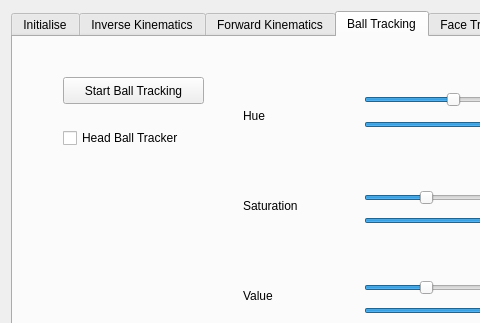
Qt form tools/arm_tests/arm_test_gui/ui/widget.ui (girvaw2/Maggie-version-3) before a commit; both pictures show x 0 to 480 and y 0 to 323 of the 997 by 570 pixel window.
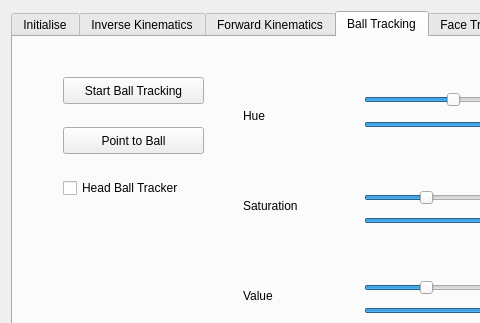
The same form after that commit.

Commit message: Adding point arm features

Diff of the .ui file:
```diff
--- a/tools/arm_tests/arm_test_gui/ui/widget.ui
+++ b/tools/arm_tests/arm_test_gui/ui/widget.ui
@@ -444,7 +444,7 @@
        <property name="geometry">
         <rect>
          <x>50</x>
-         <y>90</y>
+         <y>140</y>
          <width>151</width>
          <height>22</height>
         </rect>
@@ -453,6 +453,19 @@
         <string>Head Ball Tracker</string>
        </property>
       </widget>
+      <widget class="QPushButton" name="armBallTrackingPushButton">
+       <property name="geometry">
+        <rect>
+         <x>50</x>
+         <y>90</y>
+         <width>141</width>
+         <height>27</height>
+        </rect>
+       </property>
+       <property name="text">
+        <string>Point to Ball</string>
+       </property>
+      </widget>
      </widget>
      <widget class="QWidget" name="headTrackingTab">
       <attribute name="title">
```
The commit also changes 4 other files.
